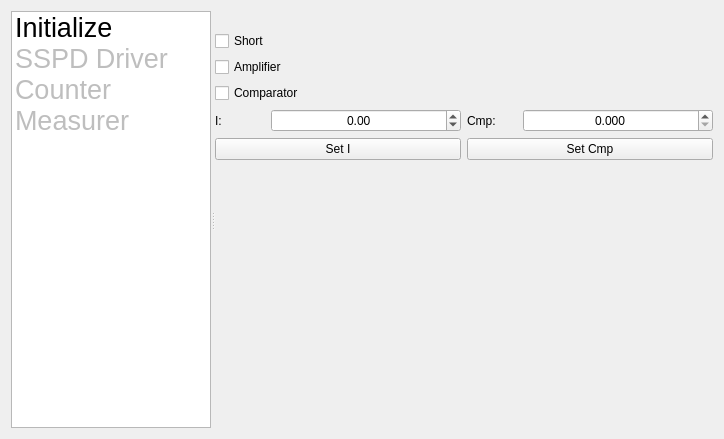
This is User/QeMeasurer/mainwindow.ui in OzhegovRoman/ControlUnit4_Software as Qt 5 draws it before an edit. The edited form follows.
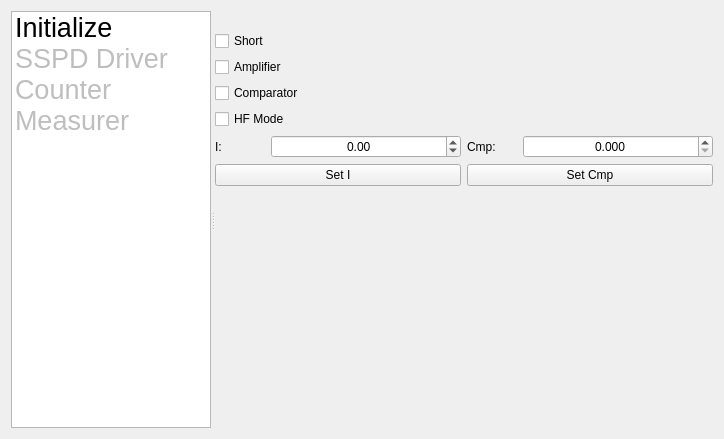
This is the edited form. The open tabs and pages were chosen to show the change. Custom widgets are drawn as their Qt base class.

The edit to the form file:
```diff
--- a/User/QeMeasurer/mainwindow.ui
+++ b/User/QeMeasurer/mainwindow.ui
@@ -266,6 +266,16 @@
           </property>
          </widget>
         </item>
+        <item>
+         <widget class="QCheckBox" name="cbHFMode">
+          <property name="styleSheet">
+           <string notr="true">font: 12pt &quot;MS Shell Dlg 2&quot;;</string>
+          </property>
+          <property name="text">
+           <string>HF Mode</string>
+          </property>
+         </widget>
+        </item>
         <item>
          <layout class="QHBoxLayout" name="horizontalLayout_5">
           <item>
```
Left out of the diff: 2 changed lines with no effect on the pictures.
